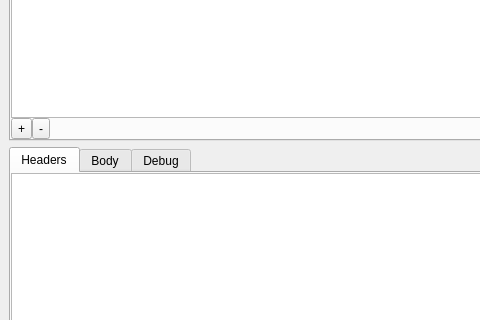
The window that mainwindow.ui (jesusha123/comet) describes before a commit, drawn with Qt 5; both pictures show x 0 to 480 and y 159 to 479 of the 800 by 600 pixel window.
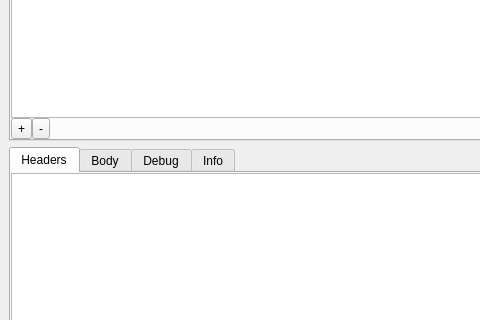
The same window after the commit. Custom widgets are drawn as their Qt base class.

Commit message: Add Info response tab

What changed in the file:
```diff
--- a/mainwindow.ui
+++ b/mainwindow.ui
@@ -273,6 +273,11 @@
         <string>Debug</string>
        </attribute>
       </widget>
+      <widget class="PropertyTableWidget" name="infoTableWidget">
+       <attribute name="title">
+        <string>Info</string>
+       </attribute>
+      </widget>
      </widget>
     </item>
    </layout>
```
The commit also changes 7 other files.
